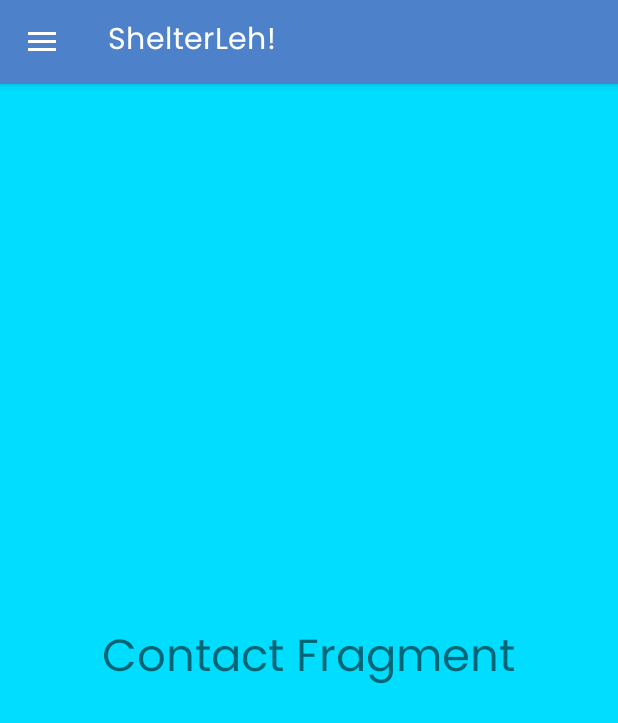
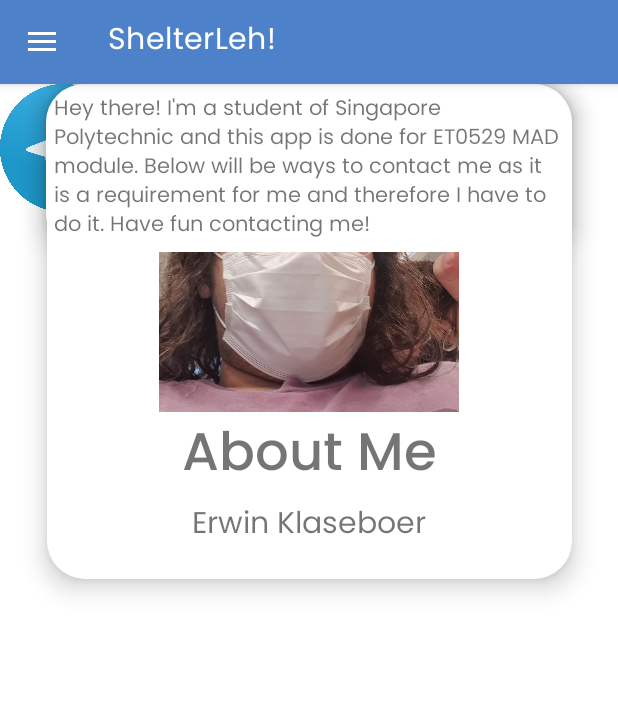
Before and after one commit to Phernoix/shelterleh, an Android app: the fragment ContactFragment placed in its activity, on a phone screen of 412 x 824 dp. Shown: the top 723 px of the screen. Run offline under Robolectric (Android 15) with nearby library versions, the phone set to English and light mode, and no system bars.

Commit message:
about me page updated

```diff
--- /dev/null
+++ b/app/src/main/res/drawable/ic_about.xml
@@ -0,0 +1,10 @@
+<vector xmlns:android="http://schemas.android.com/apk/res/android"
+    android:width="24dp"
+    android:height="24dp"
+    android:viewportWidth="24"
+    android:viewportHeight="24"
+    android:tint="?attr/colorControlNormal">
+  <path
+      android:fillColor="@android:color/white"
+      android:pathData="M12,2C6.48,2 2,6.48 2,12s4.48,10 10,10 10,-4.48 10,-10S17.52,2 12,2zM13,17h-2v-2h2v2zM13,13h-2L11,7h2v6z"/>
+</vector>
--- /dev/null
+++ b/app/src/main/res/drawable/ic_about_me.xml
@@ -0,0 +1,10 @@
+<vector xmlns:android="http://schemas.android.com/apk/res/android"
+    android:width="24dp"
+    android:height="24dp"
+    android:viewportWidth="24"
+    android:viewportHeight="24"
+    android:tint="?attr/colorControlNormal">
+  <path
+      android:fillColor="@android:color/white"
+      android:pathData="M12,2C6.48,2 2,6.48 2,12s4.48,10 10,10 10,-4.48 10,-10S17.52,2 12,2zM12,5c1.66,0 3,1.34 3,3s-1.34,3 -3,3 -3,-1.34 -3,-3 1.34,-3 3,-3zM12,19.2c-2.5,0 -4.71,-1.28 -6,-3.22 0.03,-1.99 4,-3.08 6,-3.08 1.99,0 5.97,1.09 6,3.08 -1.29,1.94 -3.5,3.22 -6,3.22z"/>
+</vector>
--- a/app/src/main/res/layout/fragment_contact.xml
+++ b/app/src/main/res/layout/fragment_contact.xml
@@ -1,14 +1,117 @@
 <?xml version="1.0" encoding="utf-8"?>
-<RelativeLayout xmlns:android="http://schemas.android.com/apk/res/android"
+<androidx.constraintlayout.widget.ConstraintLayout xmlns:android="http://schemas.android.com/apk/res/android"
+    xmlns:app="http://schemas.android.com/apk/res-auto"
+    xmlns:tools="http://schemas.android.com/tools"
     android:layout_width="match_parent"
-    android:layout_height="match_parent"
-    android:background="@android:color/holo_blue_bright"
-    >
+    android:layout_height="match_parent">
+
+    <LinearLayout
+        android:layout_width="350dp"
+        android:layout_height="330dp"
+        android:gravity="center"
+        android:orientation="vertical"
+        app:layout_constraintEnd_toEndOf="parent"
+        app:layout_constraintStart_toStartOf="parent"
+        android:background="@drawable/white_border"
+        android:elevation="10dp"
+        >
+
+        <ImageView
+            android:id="@+id/selfie"
+            android:layout_width="200dp"
+            android:layout_height="200dp"
+            android:layout_centerHorizontal="true"
+            android:layout_gravity="center"
+            android:background="@drawable/profile_pic"
+            app:shapeAppearanceOverlay="@style/roundedImageViewRounded"
+            app:strokeColor="@color/white"
+            app:strokeWidth="1dp" />
+
+        <TextView
+            android:id="@+id/about"
+            android:layout_width="wrap_content"
+            android:layout_height="wrap_content"
+            android:layout_gravity="center_horizontal"
+            android:fontFamily="@font/poppins_medium"
+            android:gravity="center"
+            android:text="About Me"
+            android:textSize="35dp" />
+
+        <TextView
+            android:id="@+id/textView3"
+            android:layout_width="wrap_content"
+            android:layout_height="wrap_content"
+            android:text="Erwin Klaseboer"
+            android:gravity="center"
+            android:textSize="20dp"/>
+
+    </LinearLayout>
+
+
     <TextView
-        android:layout_width="wrap_content"
+        android:layout_width="350dp"
         android:layout_height="wrap_content"
-        android:text="Contact Fragment"
-        android:textSize="30sp"
-        android:layout_centerInParent="true"/>
+        android:background="@drawable/white_border"
+        android:elevation="10dp"
+        android:padding="5dp"
+        android:text="Hey there! I'm a student of Singapore Polytechnic and this app is done for ET0529 MAD module. Below will be ways to contact me as it is a requirement for me and therefore I have to do it. Have fun contacting me!"
+        app:layout_constraintEnd_toEndOf="parent"
+        app:layout_constraintHorizontal_bias="0.491"
+        app:layout_constraintStart_toStartOf="parent"
+        tools:layout_editor_absoluteY="332dp" />
 
-</RelativeLayout>
+    <LinearLayout
+        android:layout_width="match_parent"
+        android:layout_height="match_parent"
+        android:orientation="vertical"></LinearLayout>
+
+    <ImageView
+        android:id="@+id/imageView6"
+        android:layout_width="85dp"
+        android:layout_height="85dp"
+        app:srcCompat="@drawable/telegram"
+        tools:layout_editor_absoluteX="162dp"
+        tools:layout_editor_absoluteY="470dp" />
+
+    <ImageView
+        android:id="@+id/imageView4"
+        android:layout_width="85dp"
+        android:layout_height="85dp"
+        app:srcCompat="@drawable/telegram"
+        tools:layout_editor_absoluteX="29dp"
+        tools:layout_editor_absoluteY="470dp" />
+
+    <ImageView
+        android:id="@+id/imageView7"
+        android:layout_width="85dp"
+        android:layout_height="85dp"
+        app:srcCompat="@drawable/telegram"
+        tools:layout_editor_absoluteX="162dp"
+        tools:layout_editor_absoluteY="587dp" />
+
+    <ImageView
+        android:id="@+id/imageView8"
+        android:layout_width="85dp"
+        android:layout_height="85dp"
+        app:srcCompat="@drawable/telegram"
+        tools:layout_editor_absoluteX="294dp"
+        tools:layout_editor_absoluteY="470dp" />
+
+    <ImageView
+        android:id="@+id/imageView5"
+        android:layout_width="85dp"
+        android:layout_height="85dp"
+        app:srcCompat="@drawable/telegram"
+        tools:layout_editor_absoluteX="29dp"
+        tools:layout_editor_absoluteY="587dp" />
+
+    <ImageView
+        android:id="@+id/imageView9"
+        android:layout_width="85dp"
+        android:layout_height="85dp"
+        app:srcCompat="@drawable/telegram"
+        tools:layout_editor_absoluteX="294dp"
+        tools:layout_editor_absoluteY="587dp" />
+
+
+</androidx.constraintlayout.widget.ConstraintLayout>
--- a/app/src/main/res/menu/drawer_menu.xml
+++ b/app/src/main/res/menu/drawer_menu.xml
@@ -15,8 +15,8 @@
             />
         <item
             android:id="@+id/nav_contact"
-            android:icon="@drawable/ic_contact"
-            android:title="Contact me"
+            android:icon="@drawable/ic_about_me"
+            android:title="About me"
             android:textColor="@color/grey"
             />
         <item
```
Also changed, not shown: app/src/main/res/drawable-v24/telegram.png (added).
